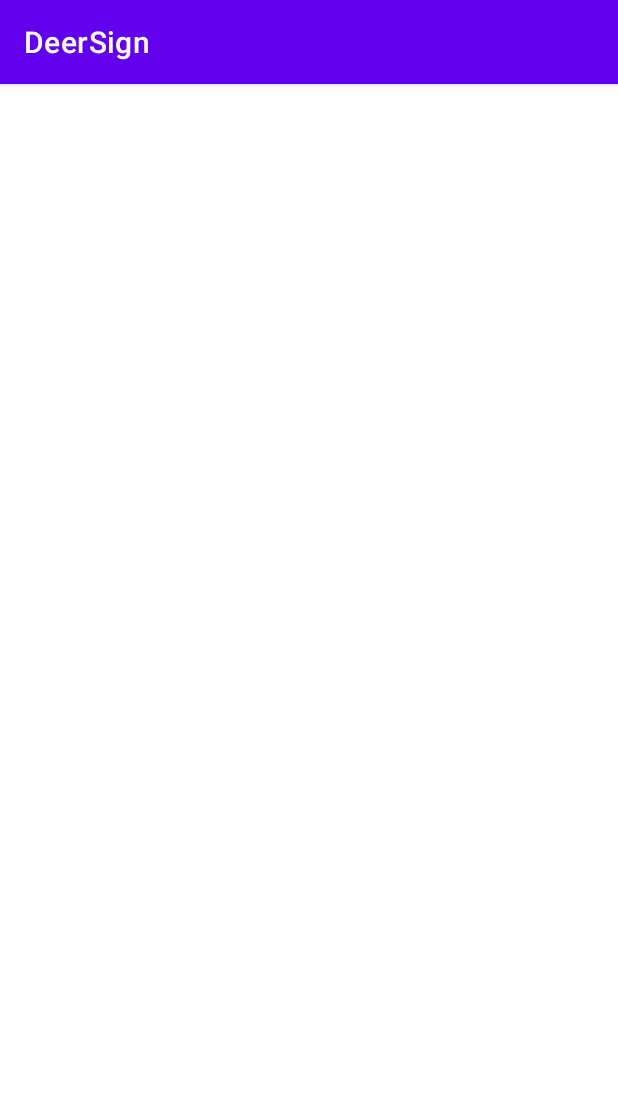
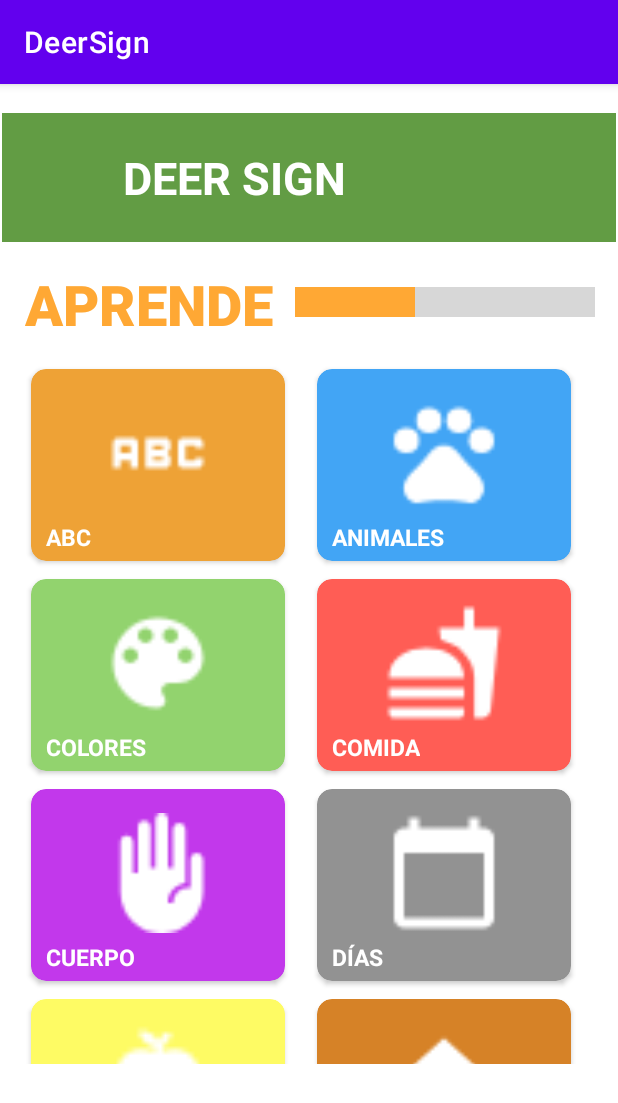
Before and after one commit to DiegoBugarin/signApp, an Android app: the screen it shows after launch (MainActivity), on a phone screen of 412 x 824 dp. Shown: the top 1103 px of the screen. Run offline under Robolectric (Android 15) with nearby library versions, the phone set to English and light mode, and no system bars.

Commit message:
Diseño de fragmento de módulos de aprendizaje

```diff
--- a/app/build.gradle
+++ b/app/build.gradle
@@ -47,4 +47,7 @@ dependencies {
     testImplementation 'junit:junit:4.13.2'
     androidTestImplementation 'androidx.test.ext:junit:1.1.3'
     androidTestImplementation 'androidx.test.espresso:espresso-core:3.4.0'
+    implementation 'com.github.bumptech.glide:glide:4.14.2'
+    annotationProcessor 'com.github.bumptech.glide:compiler:4.14.2'
+
 }
--- a/app/src/main/java/diego/estrada/deersign/HomeFragment.kt
+++ b/app/src/main/java/diego/estrada/deersign/HomeFragment.kt
@@ -5,6 +5,10 @@ import androidx.fragment.app.Fragment
 import android.view.LayoutInflater
 import android.view.View
 import android.view.ViewGroup
+import android.widget.GridLayout
+import androidx.recyclerview.widget.GridLayoutManager
+import androidx.recyclerview.widget.RecyclerView
+import diego.estrada.deersign.databinding.FragmentHomeBinding
 
 // TODO: Rename parameter arguments, choose names that match
 // the fragment initialization parameters, e.g. ARG_ITEM_NUMBER
@@ -17,43 +21,25 @@ private const val ARG_PARAM2 = "param2"
  * create an instance of this fragment.
  */
 class HomeFragment : Fragment() {
-    // TODO: Rename and change types of parameters
-    private var param1: String? = null
-    private var param2: String? = null
-
-    override fun onCreate(savedInstanceState: Bundle?) {
-        super.onCreate(savedInstanceState)
-        arguments?.let {
-            param1 = it.getString(ARG_PARAM1)
-            param2 = it.getString(ARG_PARAM2)
-        }
-    }
+    private var _binding: FragmentHomeBinding ?= null
+    private val binding get() = _binding!!
 
     override fun onCreateView(
         inflater: LayoutInflater, container: ViewGroup?,
         savedInstanceState: Bundle?
     ): View? {
         // Inflate the layout for this fragment
-        return inflater.inflate(R.layout.fragment_home, container, false)
+        _binding = FragmentHomeBinding.inflate(inflater, container, false)
+        return binding.root
     }
 
-    companion object {
-        /**
-         * Use this factory method to create a new instance of
-         * this fragment using the provided parameters.
-         *
-         * @param param1 Parameter 1.
-         * @param param2 Parameter 2.
-         * @return A new instance of fragment HomeFragment.
-         */
-        // TODO: Rename and change types and number of parameters
-        @JvmStatic
-        fun newInstance(param1: String, param2: String) =
-            HomeFragment().apply {
-                arguments = Bundle().apply {
-                    putString(ARG_PARAM1, param1)
-                    putString(ARG_PARAM2, param2)
-                }
-            }
+    override fun onViewCreated(view: View, savedInstanceState: Bundle?) {
+        super.onViewCreated(view, savedInstanceState)
+
+        val adapterModulo = homeAdapter(categoryList)
+
+        binding.rvmodulos.adapter = adapterModulo
+        binding.rvmodulos.layoutManager = GridLayoutManager(requireActivity(), 2, RecyclerView.VERTICAL, false)
     }
+
 }
--- a/app/src/main/java/diego/estrada/deersign/categoryList.kt
+++ b/app/src/main/java/diego/estrada/deersign/categoryList.kt
@@ -65,35 +65,35 @@ var categoryList = mutableListOf(
         R.drawable.pronombres,
         "#fefb64"),
     category(
-        "PUESTOS",
-        R.drawable.comida,
+        "OFICIOS",
+        R.drawable.puestos,
         "#d68227"),
     category(
-        "COLORES",
-        R.drawable.colores,
+        "ROPA",
+        R.drawable.ropa,
         "#eea236"),
     category(
-        "ABC",
-        R.drawable.abc,
+        "SALUDOS",
+        R.drawable.saludos,
         "#42a5f5"),
     category(
-        "DEPORTES",
-        R.drawable.deportes,
+        "TIEMPO",
+        R.drawable.tiempo,
         "#92d36e"),
     category(
-        "COMIDA",
-        R.drawable.comida,
+        "TRANSPORTE",
+        R.drawable.transporte,
         "#ff5d55"),
     category(
-        "COLORES",
-        R.drawable.colores,
+        "VERBOS",
+        R.drawable.verbos,
         "#c238eb"),
     category(
-        "ABC",
-        R.drawable.abc,
+        "VERBOS NARRATIVOS",
+        R.drawable.verbos,
         "#929292"),
     category(
-        "DEPORTES",
-        R.drawable.deportes,
+        "VERDURAS",
+        R.drawable.verduras,
         "#fefb64"),
     )
--- /dev/null
+++ b/app/src/main/java/diego/estrada/deersign/homeAdapter.kt
@@ -0,0 +1,41 @@
+package diego.estrada.deersign
+
+import android.content.Context
+import android.graphics.Color
+import android.view.LayoutInflater
+import android.view.ViewGroup
+import androidx.recyclerview.widget.RecyclerView
+import com.bumptech.glide.Glide
+import diego.estrada.deersign.databinding.ItemCategoriaBinding
+
+class homeAdapter(var data:List<category>) : RecyclerView.Adapter<homeAdapter.ViewHolder>() {
+
+    lateinit var context: Context
+    class ViewHolder(val binding: ItemCategoriaBinding) : RecyclerView.ViewHolder(binding.root){
+
+    }
+
+    override fun onCreateViewHolder(parent: ViewGroup, viewType: Int): ViewHolder {
+        val view = ItemCategoriaBinding.inflate(LayoutInflater.from(parent.context), parent, false)
+        context = parent.context
+        return ViewHolder(view)
+    }
+
+    override fun onBindViewHolder(holder: ViewHolder, position: Int) {
+
+        holder.binding.apply {
+            imageView.setImageResource(data[position].icono)
+            textView.text = data[position].nombre
+            root.setCardBackgroundColor(Color.parseColor(data[position].color))
+        }
+
+        Glide.with(context)
+            .load(data[position].icono)
+            .into(holder.binding.imageView)
+    }
+
+    override fun getItemCount(): Int {
+        return data.size
+    }
+
+}
--- /dev/null
+++ b/app/src/main/res/drawable/puestos.xml
@@ -0,0 +1,9 @@
+<vector android:height="24dp" android:tint="#FFFFFF"
+    android:viewportHeight="24" android:viewportWidth="24"
+    android:width="24dp" xmlns:android="http://schemas.android.com/apk/res/android">
+    <path android:fillColor="@android:color/white" android:pathData="M9,15c-2.67,0 -8,1.34 -8,4v2h16v-2C17,16.34 11.67,15 9,15z"/>
+    <path android:fillColor="@android:color/white" android:pathData="M22.1,6.84c0.01,-0.11 0.02,-0.22 0.02,-0.34c0,-0.12 -0.01,-0.23 -0.03,-0.34l0.74,-0.58c0.07,-0.05 0.08,-0.15 0.04,-0.22l-0.7,-1.21c-0.04,-0.08 -0.14,-0.1 -0.21,-0.08L21.1,4.42c-0.18,-0.14 -0.38,-0.25 -0.59,-0.34l-0.13,-0.93C20.36,3.06 20.29,3 20.2,3h-1.4c-0.09,0 -0.16,0.06 -0.17,0.15L18.5,4.08c-0.21,0.09 -0.41,0.21 -0.59,0.34l-0.87,-0.35c-0.08,-0.03 -0.17,0 -0.21,0.08l-0.7,1.21c-0.04,0.08 -0.03,0.17 0.04,0.22l0.74,0.58c-0.02,0.11 -0.03,0.23 -0.03,0.34c0,0.11 0.01,0.23 0.03,0.34l-0.74,0.58c-0.07,0.05 -0.08,0.15 -0.04,0.22l0.7,1.21c0.04,0.08 0.14,0.1 0.21,0.08l0.87,-0.35c0.18,0.14 0.38,0.25 0.59,0.34l0.13,0.93C18.64,9.94 18.71,10 18.8,10h1.4c0.09,0 0.16,-0.06 0.17,-0.15l0.13,-0.93c0.21,-0.09 0.41,-0.21 0.59,-0.34l0.87,0.35c0.08,0.03 0.17,0 0.21,-0.08l0.7,-1.21c0.04,-0.08 0.03,-0.17 -0.04,-0.22L22.1,6.84zM19.5,7.75c-0.69,0 -1.25,-0.56 -1.25,-1.25s0.56,-1.25 1.25,-1.25s1.25,0.56 1.25,1.25S20.19,7.75 19.5,7.75z"/>
+    <path android:fillColor="@android:color/white" android:pathData="M19.92,11.68l-0.5,-0.87c-0.03,-0.06 -0.1,-0.08 -0.15,-0.06l-0.62,0.25c-0.13,-0.1 -0.27,-0.18 -0.42,-0.24l-0.09,-0.66C18.12,10.04 18.06,10 18,10h-1c-0.06,0 -0.11,0.04 -0.12,0.11l-0.09,0.66c-0.15,0.06 -0.29,0.15 -0.42,0.24l-0.62,-0.25c-0.06,-0.02 -0.12,0 -0.15,0.06l-0.5,0.87c-0.03,0.06 -0.02,0.12 0.03,0.16l0.53,0.41c-0.01,0.08 -0.02,0.16 -0.02,0.24c0,0.08 0.01,0.17 0.02,0.24l-0.53,0.41c-0.05,0.04 -0.06,0.11 -0.03,0.16l0.5,0.87c0.03,0.06 0.1,0.08 0.15,0.06l0.62,-0.25c0.13,0.1 0.27,0.18 0.42,0.24l0.09,0.66C16.89,14.96 16.94,15 17,15h1c0.06,0 0.12,-0.04 0.12,-0.11l0.09,-0.66c0.15,-0.06 0.29,-0.15 0.42,-0.24l0.62,0.25c0.06,0.02 0.12,0 0.15,-0.06l0.5,-0.87c0.03,-0.06 0.02,-0.12 -0.03,-0.16l-0.52,-0.41c0.01,-0.08 0.02,-0.16 0.02,-0.24c0,-0.08 -0.01,-0.17 -0.02,-0.24l0.53,-0.41C19.93,11.81 19.94,11.74 19.92,11.68zM17.5,13.33c-0.46,0 -0.83,-0.38 -0.83,-0.83c0,-0.46 0.38,-0.83 0.83,-0.83s0.83,0.38 0.83,0.83C18.33,12.96 17.96,13.33 17.5,13.33z"/>
+    <path android:fillColor="@android:color/white" android:pathData="M4.74,9h8.53c0.27,0 0.49,-0.22 0.49,-0.49V8.49c0,-0.27 -0.22,-0.49 -0.49,-0.49H13c0,-1.48 -0.81,-2.75 -2,-3.45V5.5C11,5.78 10.78,6 10.5,6S10,5.78 10,5.5V4.14C9.68,4.06 9.35,4 9,4S8.32,4.06 8,4.14V5.5C8,5.78 7.78,6 7.5,6S7,5.78 7,5.5V4.55C5.81,5.25 5,6.52 5,8H4.74C4.47,8 4.25,8.22 4.25,8.49v0.03C4.25,8.78 4.47,9 4.74,9z"/>
+    <path android:fillColor="@android:color/white" android:pathData="M9,13c1.86,0 3.41,-1.28 3.86,-3H5.14C5.59,11.72 7.14,13 9,13z"/>
+</vector>
--- /dev/null
+++ b/app/src/main/res/drawable/saludos.xml
@@ -0,0 +1,5 @@
+<vector android:autoMirrored="true" android:height="24dp"
+    android:tint="#FFFFFF" android:viewportHeight="24"
+    android:viewportWidth="24" android:width="24dp" xmlns:android="http://schemas.android.com/apk/res/android">
+    <path android:fillColor="@android:color/white" android:pathData="M20,2L4,2c-1.1,0 -1.99,0.9 -1.99,2L2,22l4,-4h14c1.1,0 2,-0.9 2,-2L22,4c0,-1.1 -0.9,-2 -2,-2zM18,14L6,14v-2h12v2zM18,11L6,11L6,9h12v2zM18,8L6,8L6,6h12v2z"/>
+</vector>
--- /dev/null
+++ b/app/src/main/res/drawable/tiempo.xml
@@ -0,0 +1,5 @@
+<vector android:height="24dp" android:tint="#FFFFFF"
+    android:viewportHeight="24" android:viewportWidth="24"
+    android:width="24dp" xmlns:android="http://schemas.android.com/apk/res/android">
+    <path android:fillColor="@android:color/white" android:pathData="M11.99,2C6.47,2 2,6.48 2,12s4.47,10 9.99,10C17.52,22 22,17.52 22,12S17.52,2 11.99,2zM15.29,16.71L11,12.41V7h2v4.59l3.71,3.71L15.29,16.71z"/>
+</vector>
--- /dev/null
+++ b/app/src/main/res/drawable/transporte.xml
@@ -0,0 +1,5 @@
+<vector android:height="24dp" android:tint="#FFFFFF"
+    android:viewportHeight="24" android:viewportWidth="24"
+    android:width="24dp" xmlns:android="http://schemas.android.com/apk/res/android">
+    <path android:fillColor="@android:color/white" android:pathData="M18.92,6.01C18.72,5.42 18.16,5 17.5,5h-11c-0.66,0 -1.21,0.42 -1.42,1.01L3,12v8c0,0.55 0.45,1 1,1h1c0.55,0 1,-0.45 1,-1v-1h12v1c0,0.55 0.45,1 1,1h1c0.55,0 1,-0.45 1,-1v-8l-2.08,-5.99zM6.5,16c-0.83,0 -1.5,-0.67 -1.5,-1.5S5.67,13 6.5,13s1.5,0.67 1.5,1.5S7.33,16 6.5,16zM17.5,16c-0.83,0 -1.5,-0.67 -1.5,-1.5s0.67,-1.5 1.5,-1.5 1.5,0.67 1.5,1.5 -0.67,1.5 -1.5,1.5zM5,11l1.5,-4.5h11L19,11L5,11z"/>
+</vector>
--- /dev/null
+++ b/app/src/main/res/drawable/verbos.xml
@@ -0,0 +1,5 @@
+<vector android:autoMirrored="true" android:height="24dp"
+    android:tint="#FFFFFF" android:viewportHeight="24"
+    android:viewportWidth="24" android:width="24dp" xmlns:android="http://schemas.android.com/apk/res/android">
+    <path android:fillColor="@android:color/white" android:pathData="M13.49,5.48c1.1,0 2,-0.9 2,-2s-0.9,-2 -2,-2 -2,0.9 -2,2 0.9,2 2,2zM9.89,19.38l1,-4.4 2.1,2v6h2v-7.5l-2.1,-2 0.6,-3c1.3,1.5 3.3,2.5 5.5,2.5v-2c-1.9,0 -3.5,-1 -4.3,-2.4l-1,-1.6c-0.4,-0.6 -1,-1 -1.7,-1 -0.3,0 -0.5,0.1 -0.8,0.1l-5.2,2.2v4.7h2v-3.4l1.8,-0.7 -1.6,8.1 -4.9,-1 -0.4,2 7,1.4z"/>
+</vector>
--- a/app/src/main/res/layout/fragment_home.xml
+++ b/app/src/main/res/layout/fragment_home.xml
@@ -19,7 +19,7 @@
         app:layout_constraintTop_toTopOf="parent">
 
         <ImageView
-            app:srcCompat="@drawable/LOGO_blanco"
+
             android:layout_width="60dp"
             android:layout_height="60dp"
             app:layout_constraintStart_toStartOf="parent"
@@ -77,9 +77,9 @@
         android:layout_width="381dp"
         android:layout_height="469dp"
         android:layout_marginTop="12dp"
-        app:layout_constraintEnd_toEndOf="@+id/progressBar2"
-        app:layout_constraintHorizontal_bias="0.0"
-        app:layout_constraintStart_toStartOf="@+id/textView6"
-        app:layout_constraintTop_toBottomOf="@+id/textView6" />
+        app:layout_constraintEnd_toEndOf="parent"
+        app:layout_constraintStart_toStartOf="parent"
+        app:layout_constraintTop_toBottomOf="@+id/textView6"
+        />
 
 </androidx.constraintlayout.widget.ConstraintLayout>
--- a/app/src/main/res/layout/item_categoria.xml
+++ b/app/src/main/res/layout/item_categoria.xml
@@ -4,9 +4,13 @@
     xmlns:tools="http://schemas.android.com/tools"
     android:layout_width="180dp"
     android:layout_height="wrap_content"
-    android:backgroundTint="@color/black"
     app:cardCornerRadius="10dp"
-    android:outlineAmbientShadowColor="@color/black">
+    android:outlineAmbientShadowColor="@color/black"
+    xmlns:card_view="http://schemas.android.com/apk/res-auto"
+    card_view:cardPreventCornerOverlap="true"
+    card_view:cardUseCompatPadding="true"
+    android:layout_centerInParent="true"
+    >
 
     <androidx.constraintlayout.widget.ConstraintLayout
         android:layout_width="match_parent"
@@ -14,8 +18,8 @@
 
         <ImageView
             android:id="@+id/imageView"
-            android:layout_width="100dp"
-            android:layout_height="100dp"
+            android:layout_width="80dp"
+            android:layout_height="80dp"
             android:layout_marginStart="10dp"
             android:layout_marginTop="16dp"
             android:layout_marginEnd="10dp"
@@ -33,7 +37,7 @@
             android:layout_marginBottom="5dp"
             android:text="ABC"
             android:textColor="#FFFFFF"
-            android:textSize="25sp"
+            android:textSize="15sp"
             android:textStyle="bold"
             app:layout_constraintBottom_toBottomOf="parent"
             app:layout_constraintStart_toStartOf="parent"
--- a/app/src/main/res/navigation/nav_graph.xml
+++ b/app/src/main/res/navigation/nav_graph.xml
@@ -3,10 +3,10 @@
     xmlns:app="http://schemas.android.com/apk/res-auto"
     xmlns:tools="http://schemas.android.com/tools"
     android:id="@+id/nav_graph"
-    app:startDestination="@id/homeFragment">
+    app:startDestination="@id/homeFragment2">
 
     <fragment
-        android:id="@+id/homeFragment"
+        android:id="@+id/homeFragment2"
         android:name="diego.estrada.deersign.HomeFragment"
         android:label="fragment_home"
         tools:layout="@layout/fragment_home" />
```
Also changed, not shown: app/src/main/res/drawable/logo_blanco.png (renamed from app/src/main/res/drawable/LOGO_blanco.png), app/src/main/res/drawable/ropa.png (added), app/src/main/res/drawable/verduras.png (added).
